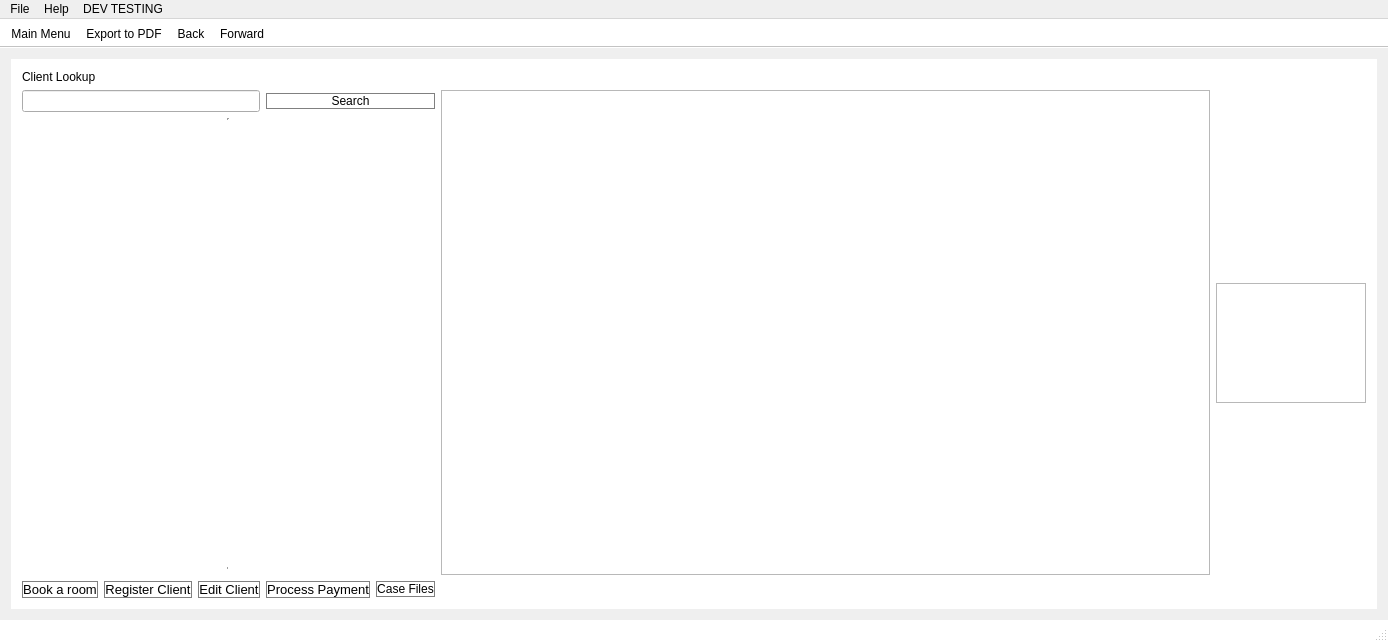
Above: ArcApp/mainwindow.ui from Arc-Project/Arc before the change. Below: the same form after it.
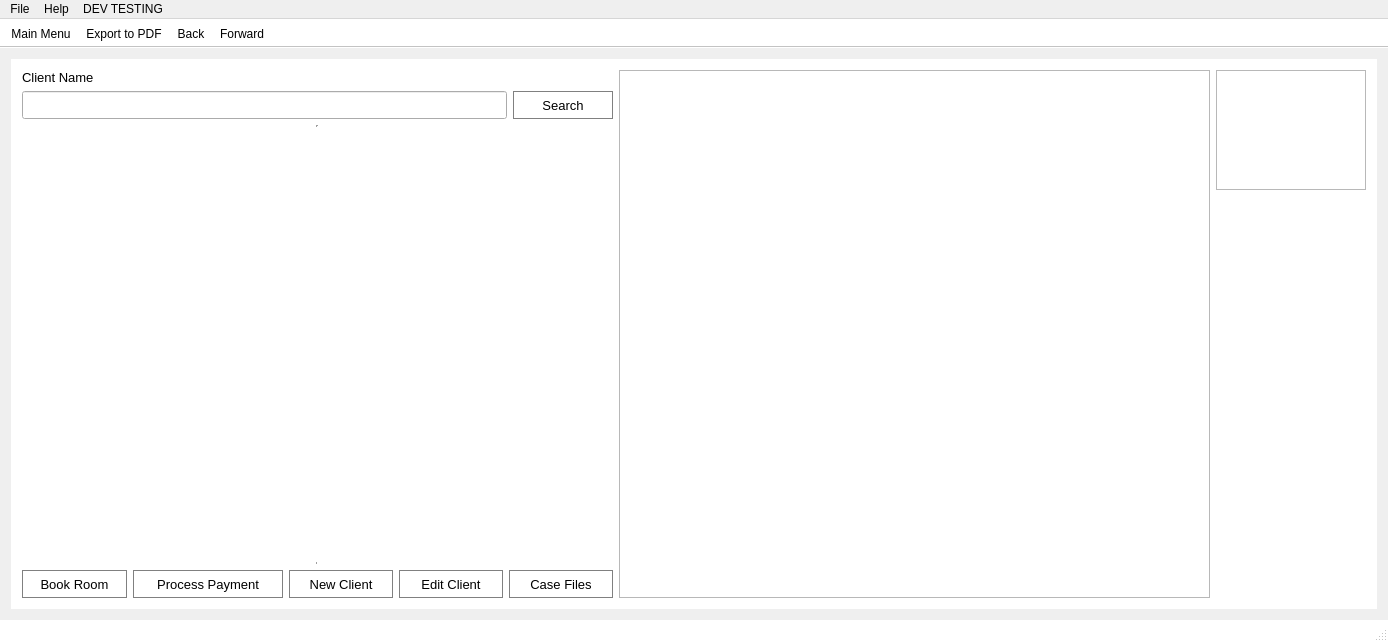
That is the form after the change. The open tabs and pages were chosen to show the change. Icons and pictures are not drawn.

Commit message: client search UI

The edit to the form file:
```diff
--- a/ArcApp/mainwindow.ui
+++ b/ArcApp/mainwindow.ui
@@ -402,7 +402,99 @@
       </widget>
       <widget class="QWidget" name="clientLookup">
        <layout class="QGridLayout" name="gridLayout_7">
-        <item row="3" column="0" colspan="5">
+        <item row="0" column="1" rowspan="2">
+         <widget class="QTableView" name="tableView_clientInfo"/>
+        </item>
+        <item row="0" column="2">
+         <widget class="QGraphicsView" name="graphicsView_getInfo">
+          <property name="sizePolicy">
+           <sizepolicy hsizetype="Minimum" vsizetype="Minimum">
+            <horstretch>0</horstretch>
+            <verstretch>0</verstretch>
+           </sizepolicy>
+          </property>
+          <property name="maximumSize">
+           <size>
+            <width>150</width>
+            <height>120</height>
+           </size>
+          </property>
+         </widget>
+        </item>
+        <item row="0" column="0" rowspan="2">
+         <layout class="QVBoxLayout" name="verticalLayout_12">
+          <item>
+           <layout class="QVBoxLayout" name="verticalLayout_11">
+            <item>
+             <widget class="QLabel" name="label">
+              <property name="font">
+               <font>
+                <pointsize>10</pointsize>
+               </font>
+              </property>
+              <property name="text">
+               <string>Client Name</string>
+              </property>
+             </widget>
+            </item>
+            <item>
+             <layout class="QHBoxLayout" name="horizontalLayout_17">
+              <item>
+               <widget class="QLineEdit" name="lineEdit_search_clientName">
+                <property name="sizePolicy">
+                 <sizepolicy hsizetype="Preferred" vsizetype="Preferred">
+                  <horstretch>0</horstretch>
+                  <verstretch>0</verstretch>
+                 </sizepolicy>
+                </property>
+                <property name="minimumSize">
+                 <size>
+                  <width>0</width>
+                  <height>28</height>
+                 </size>
+                </property>
+                <property name="maximumSize">
+                 <size>
+                  <width>16777215</width>
+                  <height>16777215</height>
+                 </size>
+                </property>
+                <property name="font">
+                 <font>
+                  <pointsize>10</pointsize>
+                 </font>
+                </property>
+               </widget>
+              </item>
+              <item>
+               <widget class="QPushButton" name="pushButton_search_client">
+                <property name="minimumSize">
+                 <size>
+                  <width>70</width>
+                  <height>28</height>
+                 </size>
+                </property>
+                <property name="maximumSize">
+                 <size>
+                  <width>100</width>
+                  <height>16777215</height>
+                 </size>
+                </property>
+                <property name="font">
+                 <font>
+                  <pointsize>10</pointsize>
+                 </font>
+                </property>
+                <property name="text">
+                 <string>Search</string>
+                </property>
+               </widget>
+              </item>
+             </layout>
+            </item>
+           </layout>
+          </item>
+          <item>
          <widget class="QTableView" name="tableView_search_client">
           <property name="minimumSize">
            <size>
@@ -454,65 +546,34 @@
           </attribute>
          </widget>
         </item>
-        <item row="5" column="2">
-         <widget class="QPushButton" name="pushButton_editClientInfo">
-          <property name="font">
-           <font>
-            <pointsize>10</pointsize>
-           </font>
-          </property>
-          <property name="text">
-           <string>Edit Client</string>
-          </property>
-         </widget>
-        </item>
-        <item row="3" column="6">
-         <widget class="QGraphicsView" name="graphicsView_getInfo">
-          <property name="sizePolicy">
-           <sizepolicy hsizetype="Minimum" vsizetype="Minimum">
-            <horstretch>0</horstretch>
-            <verstretch>0</verstretch>
-           </sizepolicy>
-          </property>
-          <property name="maximumSize">
+          <item>
+           <layout class="QHBoxLayout" name="horizontalLayout_15">
+            <item>
+             <widget class="QPushButton" name="pushButton_3">
+              <property name="minimumSize">
            <size>
-            <width>150</width>
-            <height>120</height>
-           </size>
-          </property>
-         </widget>
-        </item>
-        <item row="1" column="5" rowspan="4">
-         <widget class="QTableView" name="tableView_clientInfo"/>
-        </item>
-        <item row="5" column="1">
-         <widget class="QPushButton" name="pushButton_RegisterClient">
+                <width>105</width>
+                <height>28</height>
+               </size>
+              </property>
           <property name="font">
            <font>
             <pointsize>10</pointsize>
            </font>
           </property>
           <property name="text">
-           <string>Register Client</string>
+               <string>Book Room</string>
           </property>
          </widget>
         </item>
-        <item row="1" column="3" rowspan="2" colspan="2">
-         <widget class="QPushButton" name="pushButton_search_client">
-          <property name="text">
-           <string>Search</string>
-          </property>
-         </widget>
-        </item>
-        <item row="0" column="0">
-         <widget class="QLabel" name="label">
-          <property name="text">
-           <string>Client Lookup</string>
-          </property>
-         </widget>
-        </item>
-        <item row="5" column="3">
+            <item>
          <widget class="QPushButton" name="pushButton_5">
+              <property name="minimumSize">
+               <size>
+                <width>150</width>
+                <height>28</height>
+               </size>
+              </property>
           <property name="font">
            <font>
             <pointsize>10</pointsize>
@@ -523,40 +584,63 @@
           </property>
          </widget>
         </item>
-        <item row="5" column="0">
-         <widget class="QPushButton" name="pushButton_3">
+            <item>
+             <widget class="QPushButton" name="pushButton_RegisterClient">
+              <property name="minimumSize">
+               <size>
+                <width>100</width>
+                <height>28</height>
+               </size>
+              </property>
           <property name="font">
            <font>
             <pointsize>10</pointsize>
            </font>
           </property>
           <property name="text">
-           <string>Book a room</string>
+               <string>New Client</string>
           </property>
          </widget>
         </item>
-        <item row="1" column="0" rowspan="2" colspan="3">
-         <widget class="QLineEdit" name="lineEdit_search_clientName">
-          <property name="sizePolicy">
-           <sizepolicy hsizetype="Preferred" vsizetype="Preferred">
-            <horstretch>0</horstretch>
-            <verstretch>0</verstretch>
-           </sizepolicy>
-          </property>
-          <property name="maximumSize">
+            <item>
+             <widget class="QPushButton" name="pushButton_editClientInfo">
+              <property name="minimumSize">
            <size>
-            <width>400</width>
-            <height>16777215</height>
-           </size>
-          </property>
-         </widget>
-        </item>
-        <item row="5" column="4">
+                <width>100</width>
+                <height>28</height>
+               </size>
+              </property>
+              <property name="font">
+               <font>
+                <pointsize>10</pointsize>
+               </font>
+              </property>
+              <property name="text">
+               <string>Edit Client</string>
+              </property>
+             </widget>
+            </item>
+            <item>
          <widget class="QPushButton" name="pushButton_CaseFiles">
+              <property name="minimumSize">
+               <size>
+                <width>100</width>
+                <height>28</height>
+               </size>
+              </property>
+              <property name="font">
+               <font>
+                <pointsize>10</pointsize>
+               </font>
+              </property>
           <property name="text">
            <string>Case Files</string>
           </property>
          </widget>
+            </item>
+           </layout>
+          </item>
+         </layout>
         </item>
        </layout>
       </widget>
```
Left out of the diff: 195 changed lines with no effect on the pictures. Lines whose indentation alone changed are shown as unchanged.
